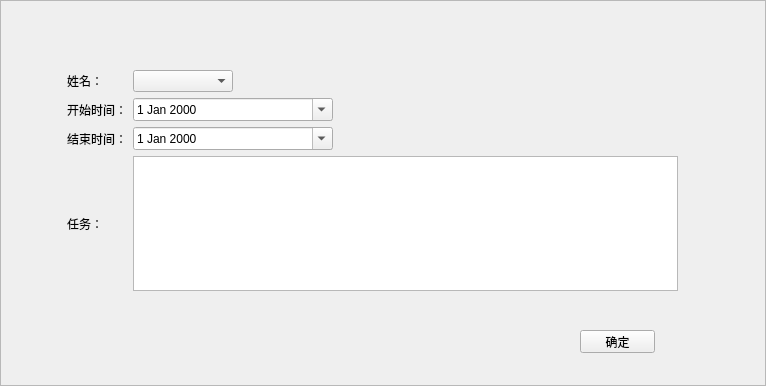
Qt form task.ui (neverlandgy/teamhelper) before a commit.
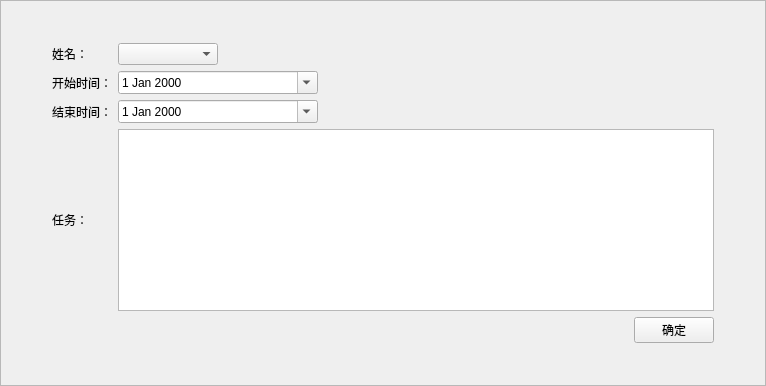
The same form after that commit.

Diff of the .ui file:
```diff
--- a/task.ui
+++ b/task.ui
@@ -19,29 +19,65 @@
   <property name="frameShadow">
    <enum>QFrame::Raised</enum>
   </property>
+  <layout class="QGridLayout" name="gridLayout_2">
+   <item row="1" column="0">
+    <spacer name="horizontalSpacer_2">
+     <property name="orientation">
+      <enum>Qt::Horizontal</enum>
+     </property>
+     <property name="sizeType">
+      <enum>QSizePolicy::Fixed</enum>
+     </property>
+     <property name="sizeHint" stdset="0">
+      <size>
+       <width>40</width>
+       <height>20</height>
+      </size>
+     </property>
+    </spacer>
+   </item>
+   <item row="1" column="2">
+    <spacer name="horizontalSpacer_3">
+     <property name="orientation">
+      <enum>Qt::Horizontal</enum>
+     </property>
+     <property name="sizeType">
+      <enum>QSizePolicy::Fixed</enum>
+     </property>
+     <property name="sizeHint" stdset="0">
+      <size>
+       <width>40</width>
+       <height>20</height>
+      </size>
+     </property>
+    </spacer>
+   </item>
+   <item row="1" column="1">
+    <layout class="QGridLayout" name="gridLayout">
+     <item row="4" column="1">
+      <layout class="QHBoxLayout" name="horizontalLayout">
+       <item>
+        <spacer name="horizontalSpacer">
+         <property name="orientation">
+          <enum>Qt::Horizontal</enum>
+         </property>
+         <property name="sizeHint" stdset="0">
+          <size>
+           <width>40</width>
+           <height>20</height>
+          </size>
+         </property>
+        </spacer>
+       </item>
+       <item>
   <widget class="QPushButton" name="pushButton">
-   <property name="geometry">
-    <rect>
-     <x>580</x>
-     <y>330</y>
-     <width>75</width>
-     <height>23</height>
-    </rect>
-   </property>
    <property name="text">
     <string>确定</string>
    </property>
   </widget>
-  <widget class="QWidget" name="gridLayoutWidget">
-   <property name="geometry">
-    <rect>
-     <x>67</x>
-     <y>70</y>
-     <width>611</width>
-     <height>221</height>
-    </rect>
-   </property>
-   <layout class="QGridLayout" name="gridLayout">
+       </item>
+      </layout>
+     </item>
     <item row="0" column="0">
      <widget class="QLabel" name="label">
       <property name="text">
@@ -49,19 +85,6 @@
       </property>
      </widget>
     </item>
-    <item row="1" column="1">
-     <widget class="QDateEdit" name="dateEdit_start">
-      <property name="maximumSize">
-       <size>
-        <width>200</width>
-        <height>16777215</height>
-       </size>
-      </property>
-      <property name="calendarPopup">
-       <bool>true</bool>
-      </property>
-     </widget>
-    </item>
     <item row="2" column="0">
      <widget class="QLabel" name="label_3">
       <property name="text">
@@ -76,18 +99,8 @@
       </property>
      </widget>
     </item>
-    <item row="0" column="1">
-     <widget class="QComboBox" name="comboBox">
-      <property name="maximumSize">
-       <size>
-        <width>100</width>
-        <height>16777215</height>
-       </size>
-      </property>
-     </widget>
-    </item>
-    <item row="2" column="1">
-     <widget class="QDateEdit" name="dateEdit_end">
+     <item row="1" column="1">
+      <widget class="QDateEdit" name="dateEdit_start">
       <property name="maximumSize">
        <size>
         <width>200</width>
@@ -106,11 +119,61 @@
       </property>
      </widget>
     </item>
+     <item row="2" column="1">
+      <widget class="QDateEdit" name="dateEdit_end">
+       <property name="maximumSize">
+        <size>
+         <width>200</width>
+         <height>16777215</height>
+        </size>
+       </property>
+       <property name="calendarPopup">
+        <bool>true</bool>
+       </property>
+      </widget>
+     </item>
     <item row="3" column="1">
      <widget class="QTextEdit" name="textEdit"/>
     </item>
-   </layout>
-  </widget>
+     <item row="0" column="1">
+      <widget class="QComboBox" name="comboBox">
+       <property name="maximumSize">
+        <size>
+         <width>100</width>
+         <height>16777215</height>
+        </size>
+       </property>
+      </widget>
+     </item>
+    </layout>
+   </item>
+   <item row="0" column="1">
+    <spacer name="verticalSpacer">
+     <property name="orientation">
+      <enum>Qt::Vertical</enum>
+     </property>
+     <property name="sizeHint" stdset="0">
+      <size>
+       <width>20</width>
+       <height>40</height>
+      </size>
+     </property>
+    </spacer>
+   </item>
+   <item row="2" column="1">
+    <spacer name="verticalSpacer_2">
+     <property name="orientation">
+      <enum>Qt::Vertical</enum>
+     </property>
+     <property name="sizeHint" stdset="0">
+      <size>
+       <width>20</width>
+       <height>40</height>
+      </size>
+     </property>
+    </spacer>
+   </item>
+  </layout>
  </widget>
  <resources/>
  <connections/>
```
Lines whose indentation alone changed are shown as unchanged.
